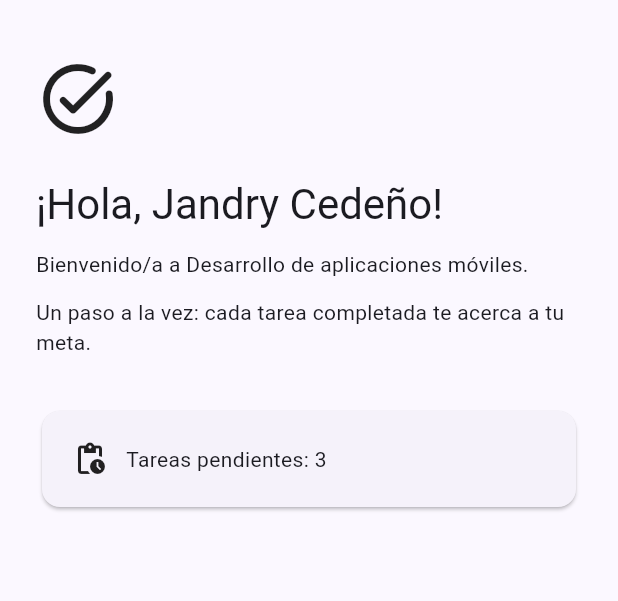
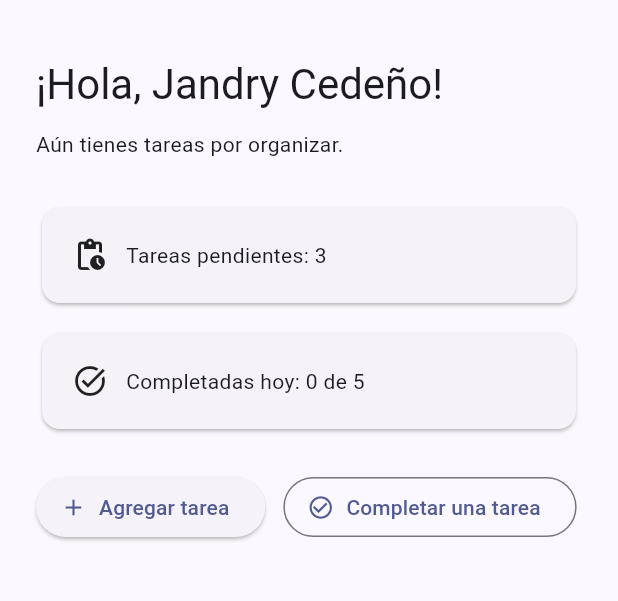
Before and after one commit to JandryHub/TaskFlow, a Flutter app: the screen it shows after launch, on a phone screen of 412 x 824 dp, the part 63-664 px from its top. Run offline on Flutter 3.47's test engine with Material 3 defaults, Android fonts, the phone set to English and light mode, and no system bars.

Commit message:
feat: agregar estado de tareas
Co-authored-by: Copilot <223556219+Copilot@users.noreply.github.com>

```diff
--- a/lib/main.dart
+++ b/lib/main.dart
@@ -16,44 +16,64 @@ class TaskFlowApp extends StatelessWidget {
         colorScheme: ColorScheme.fromSeed(seedColor: Colors.indigo),
         useMaterial3: true,
       ),
-      home: const WelcomeScreen(),
+      home: const TaskFlowHomePage(),
     );
   }
 }
 
-class WelcomeScreen extends StatelessWidget {
-  const WelcomeScreen({super.key});
+class TaskFlowHomePage extends StatefulWidget {
+  const TaskFlowHomePage({super.key});
+
+  @override
+  State<TaskFlowHomePage> createState() => _TaskFlowHomePageState();
+}
+
+class _TaskFlowHomePageState extends State<TaskFlowHomePage> {
+  final String studentName = 'Jandry Cedeño';
+  final int dailyGoal = 5;
+  int pendingTasks = 3;
+  int completedTasks = 0;
+
+  void _addTask() {
+    setState(() {
+      pendingTasks++;
+    });
+  }
+
+  void _completeTask() {
+    if (pendingTasks == 0) {
+      return;
+    }
+
+    setState(() {
+      pendingTasks--;
+      if (completedTasks < dailyGoal) {
+        completedTasks++;
+      }
+    });
+  }
 
   @override
   Widget build(BuildContext context) {
-    const studentName = 'Jandry Cedeño';
-    const pendingTasks = 3;
-    const courseName = 'Desarrollo de aplicaciones móviles';
-    const motivationalMessage =
-        'Un paso a la vez: cada tarea completada te acerca a tu meta.';
+    final statusMessage = pendingTasks == 0
+        ? '¡Excelente! No tienes tareas pendientes.'
+        : 'Aún tienes tareas por organizar.';
 
     return Scaffold(
-      appBar: AppBar(
-        title: const Text('TaskFlow'),
-        centerTitle: true,
-      ),
+      appBar: AppBar(title: const Text('TaskFlow'), centerTitle: true),
       body: SafeArea(
         child: Padding(
           padding: const EdgeInsets.all(24),
           child: Column(
             crossAxisAlignment: CrossAxisAlignment.start,
             children: [
-              const Icon(Icons.task_alt_rounded, size: 56),
-              const SizedBox(height: 24),
               Text(
                 '¡Hola, $studentName!',
                 style: Theme.of(context).textTheme.headlineMedium,
               ),
               const SizedBox(height: 12),
-              Text('Bienvenido/a a $courseName.'),
-              const SizedBox(height: 12),
-              Text(motivationalMessage),
-              const SizedBox(height: 32),
+              Text(statusMessage),
+              const SizedBox(height: 28),
               Card(
                 child: Padding(
                   padding: const EdgeInsets.all(20),
@@ -66,6 +86,36 @@ class WelcomeScreen extends StatelessWidget {
                   ),
                 ),
               ),
+              const SizedBox(height: 12),
+              Card(
+                child: Padding(
+                  padding: const EdgeInsets.all(20),
+                  child: Row(
+                    children: [
+                      const Icon(Icons.task_alt),
+                      const SizedBox(width: 12),
+                      Text('Completadas hoy: $completedTasks de $dailyGoal'),
+                    ],
+                  ),
+                ),
+              ),
+              const SizedBox(height: 24),
+              Wrap(
+                spacing: 12,
+                runSpacing: 12,
+                children: [
+                  ElevatedButton.icon(
+                    onPressed: _addTask,
+                    icon: const Icon(Icons.add),
+                    label: const Text('Agregar tarea'),
+                  ),
+                  OutlinedButton.icon(
+                    onPressed: pendingTasks == 0 ? null : _completeTask,
+                    icon: const Icon(Icons.check_circle_outline),
+                    label: const Text('Completar una tarea'),
+                  ),
+                ],
+              ),
             ],
           ),
         ),
```
Also changed, not shown: 1 other file.
